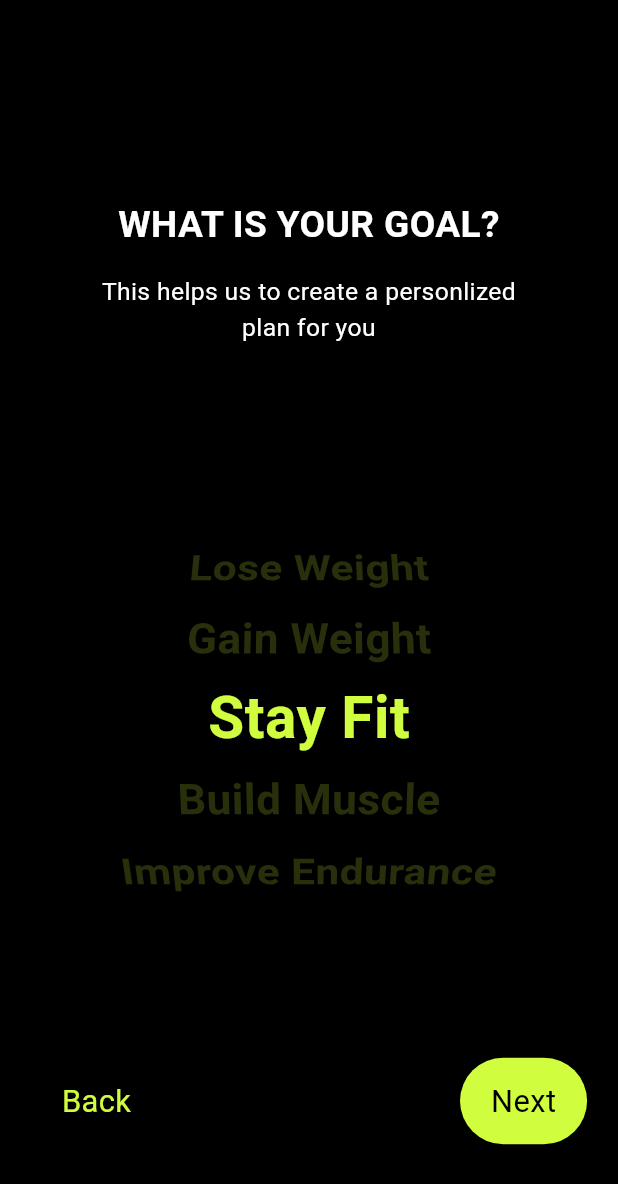
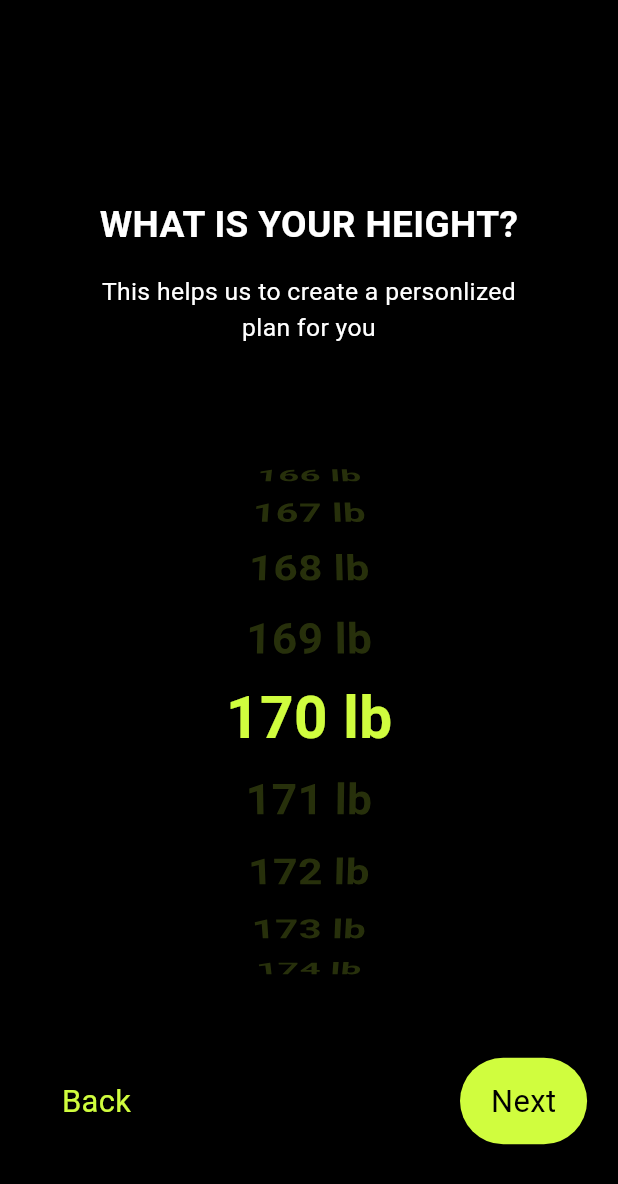
Before and after one commit to DanishVahora/fitness_tracker_app, a Flutter app: the HeightPage screen opened by its route, after a tap on "Next", on a phone screen of 412 x 824 dp. Shown: the top 1184 px of the screen. Run offline on Flutter 3.47's test engine with Material 3 defaults, Android fonts, the phone set to English and light mode, and no system bars; our stand-ins replace smooth_page_indicator.

Commit message:
routing in main.dart

```diff
--- a/lib/main.dart
+++ b/lib/main.dart
@@ -8,6 +8,7 @@ import 'package:fitness_app_live/screens/genderScreen/genderScreen.dart';
 import 'package:fitness_app_live/screens/goalScreen/goalScreen.dart';
 //HeightScreen
 import 'package:fitness_app_live/screens/heightScreen/heightScreen.dart';
+import 'package:fitness_app_live/screens/weightScreen/weightScreen.dart';
 import 'package:flutter/material.dart';
 
 void main() {
@@ -27,6 +28,7 @@ class MyApp extends StatelessWidget {
         '/gender': (context) => GenderPage(),
         '/age': (context) => AgePage(),
         '/height': (context) => HeightPage(),
+        '/weight': (context) => WeightPage(),
         '/goal': (context) => GoalPage(),
         '/activityLevel': (context) => ActivityPage(),
 
--- a/lib/screens/heightScreen/heightScreen.dart
+++ b/lib/screens/heightScreen/heightScreen.dart
@@ -14,8 +14,8 @@ class _HeightPageState extends State<HeightPage> {
   @override
   Widget build(BuildContext context) {
     List<String> items = [];
-    for (int i = 1; i < 200; i++) {
-      items.add(i.toString()+"cm");
+    for (int i = 50; i < 200; i++) {
+      items.add(i.toString()+" cm");
     }
     var size = MediaQuery.of(context).size;
     return Scaffold(
@@ -43,7 +43,7 @@ class _HeightPageState extends State<HeightPage> {
               child: listwheelScrollView(items: items,),
             ),
             DetailPageButton(text: 'Next', onTap: () {
-              Navigator.pushNamed(context, '/goal');
+              Navigator.pushNamed(context, '/weight');
             }, showBackButton: true,
               onBackTap: (){
                 Navigator.pop(context);
--- a/lib/screens/weightScreen/weightScreen.dart
+++ b/lib/screens/weightScreen/weightScreen.dart
@@ -0,0 +1,56 @@
+import 'package:fitness_app_live/models/DetailPageButton.dart';
+import 'package:fitness_app_live/models/DetailPageTitle.dart';
+import 'package:fitness_app_live/models/ListWheelViewScroller.dart';
+import 'package:flutter/material.dart';
+
+class WeightPage extends StatefulWidget {
+  const WeightPage({super.key});
+
+  @override
+  State<WeightPage> createState() => _WeightPageState();
+}
+
+class _WeightPageState extends State<WeightPage> {
+  @override
+  Widget build(BuildContext context) {
+    List<String> items = [];
+    for (int i = 140; i < 200; i++) {
+      items.add(i.toString()+" lb");
+    }
+    var size = MediaQuery.of(context).size;
+    return Scaffold(
+      backgroundColor: Colors.black,
+      body: Container(
+        width: size.width,
+        height: size.height,
+        padding: EdgeInsets.only(
+          top: size.height * 0.06,
+          left: size.width * 0.05,
+          right: size.width * 0.05,
+          bottom: size.height * 0.03,
+        ),
+        child: Column(
+          children: [
+            DetailPageTitle(
+                text: 'This helps us to create a personlized plan for you',
+                title: "What is your Height?",
+                color: Colors.white),
+            SizedBox(
+              height: size.height * 0.055,
+            ),
+            SizedBox(
+              height: size.height * 0.5,
+              child: listwheelScrollView(items: items,),
+            ),
+            DetailPageButton(text: 'Next', onTap: () {
+              Navigator.pushNamed(context, '/goal');
+            }, showBackButton: true,
+              onBackTap: (){
+                Navigator.pop(context);
+              },),
+          ],
+        ),
+      ),
+    );
+  }
+}
```
Also changed, not shown: lib/screens/activityScreen/activityScreen.dart (+51 -2 lines).
